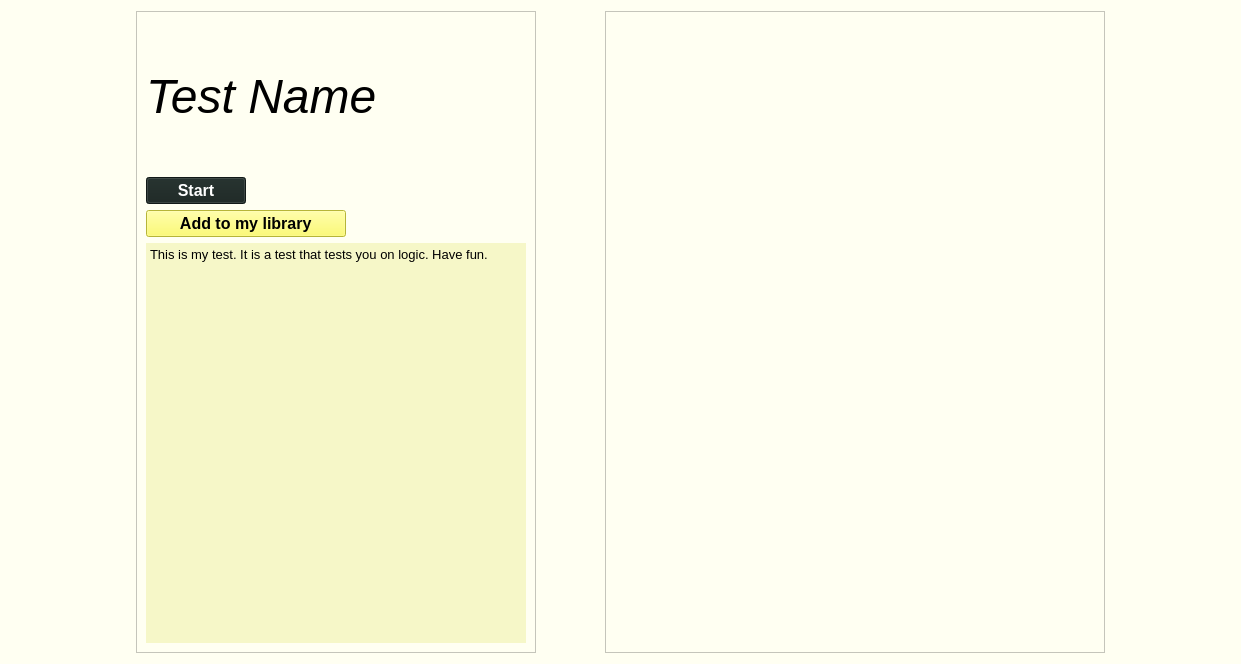
Qt form src/views/ui/testPreview.ui (adibozzhanov/LeProgram) before a commit.
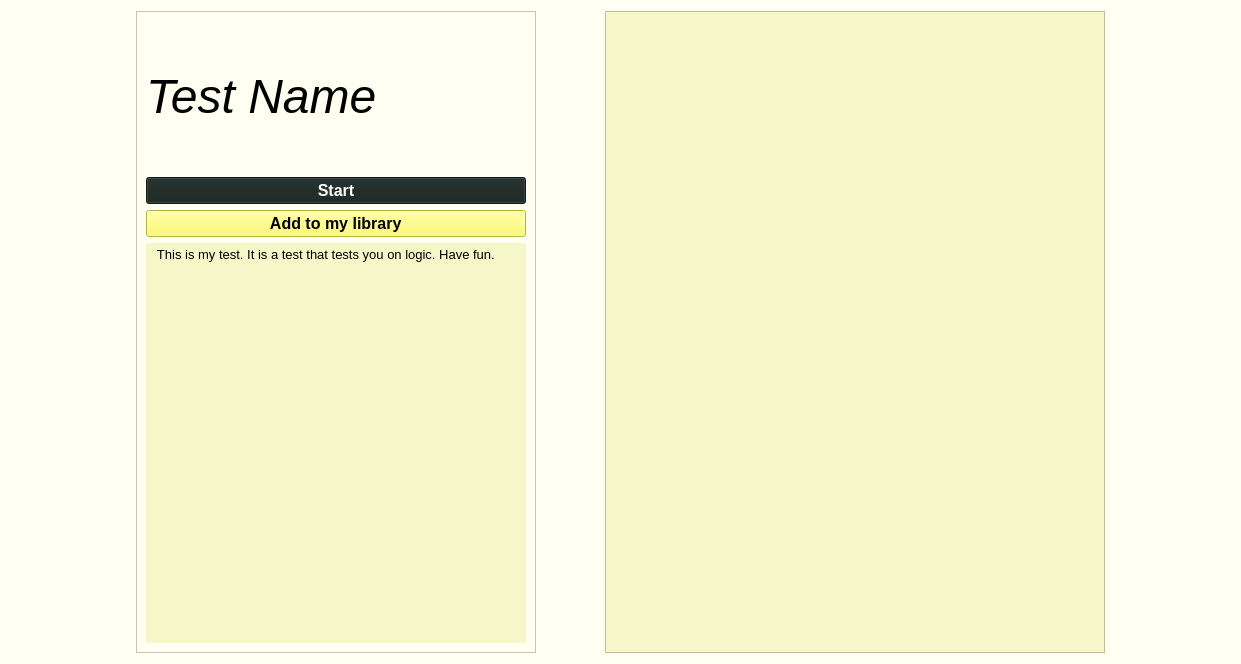
The same form after that commit.

Commit message: test preview colored in

```diff
--- a/src/views/ui/testPreview.ui
+++ b/src/views/ui/testPreview.ui
@@ -32,6 +32,12 @@
        <height>16777215</height>
       </size>
      </property>
+     <property name="toolTipDuration">
+      <number>-1</number>
+     </property>
+     <property name="styleSheet">
+      <string notr="true">background-color: rgb(246, 247, 200);</string>
+     </property>
      <property name="widgetResizable">
       <bool>true</bool>
      </property>
@@ -138,7 +144,7 @@
       <item>
        <widget class="QPushButton" name="startButton">
         <property name="sizePolicy">
-         <sizepolicy hsizetype="Fixed" vsizetype="Preferred">
+         <sizepolicy hsizetype="Preferred" vsizetype="Preferred">
           <horstretch>0</horstretch>
           <verstretch>0</verstretch>
          </sizepolicy>
@@ -176,7 +182,7 @@
       <item>
        <widget class="QPushButton" name="addToLibraryButton">
         <property name="sizePolicy">
-         <sizepolicy hsizetype="Fixed" vsizetype="Preferred">
+         <sizepolicy hsizetype="Preferred" vsizetype="Preferred">
           <horstretch>0</horstretch>
           <verstretch>0</verstretch>
          </sizepolicy>
@@ -244,7 +250,7 @@
 &lt;html&gt;&lt;head&gt;&lt;meta name=&quot;qrichtext&quot; content=&quot;1&quot; /&gt;&lt;style type=&quot;text/css&quot;&gt;
 p, li { white-space: pre-wrap; }
 &lt;/style&gt;&lt;/head&gt;&lt;body style=&quot; font-family:'MS Shell Dlg 2'; font-size:7.875pt; font-weight:400; font-style:normal;&quot;&gt;
-&lt;p style=&quot; margin-top:0px; margin-bottom:0px; margin-left:0px; margin-right:0px; -qt-block-indent:0; text-indent:0px;&quot;&gt;&lt;span style=&quot; font-family:'Fira Sans Semi-Light'; font-size:10pt;&quot;&gt;This is my test. It is a test that tests you on logic. Have fun.&lt;/span&gt;&lt;/p&gt;&lt;/body&gt;&lt;/html&gt;</string>
+&lt;p style=&quot; margin-top:0px; margin-bottom:0px; margin-left:0px; margin-right:0px; -qt-block-indent:0; text-indent:0px;&quot;&gt;&lt;span style=&quot; font-family:'Fira Sans Semi-Light'; font-size:10pt;&quot;&gt;  This is my test. It is a test that tests you on logic. Have fun.&lt;/span&gt;&lt;/p&gt;&lt;/body&gt;&lt;/html&gt;</string>
         </property>
        </widget>
       </item>
```
The commit also changes 6 other files.
